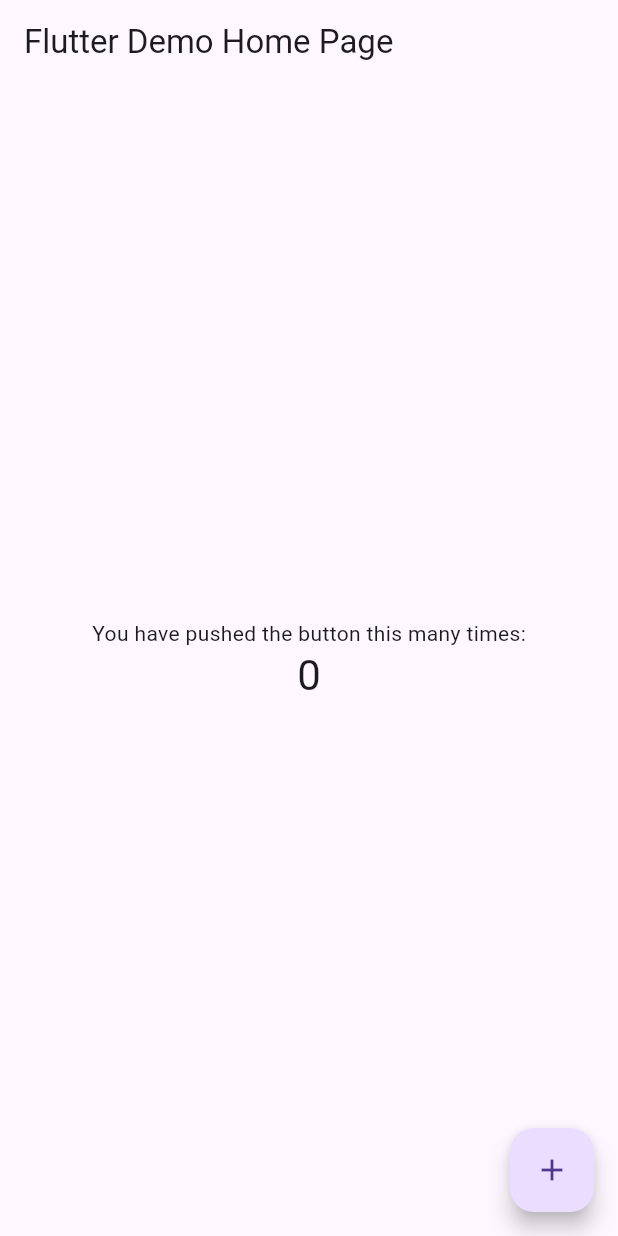
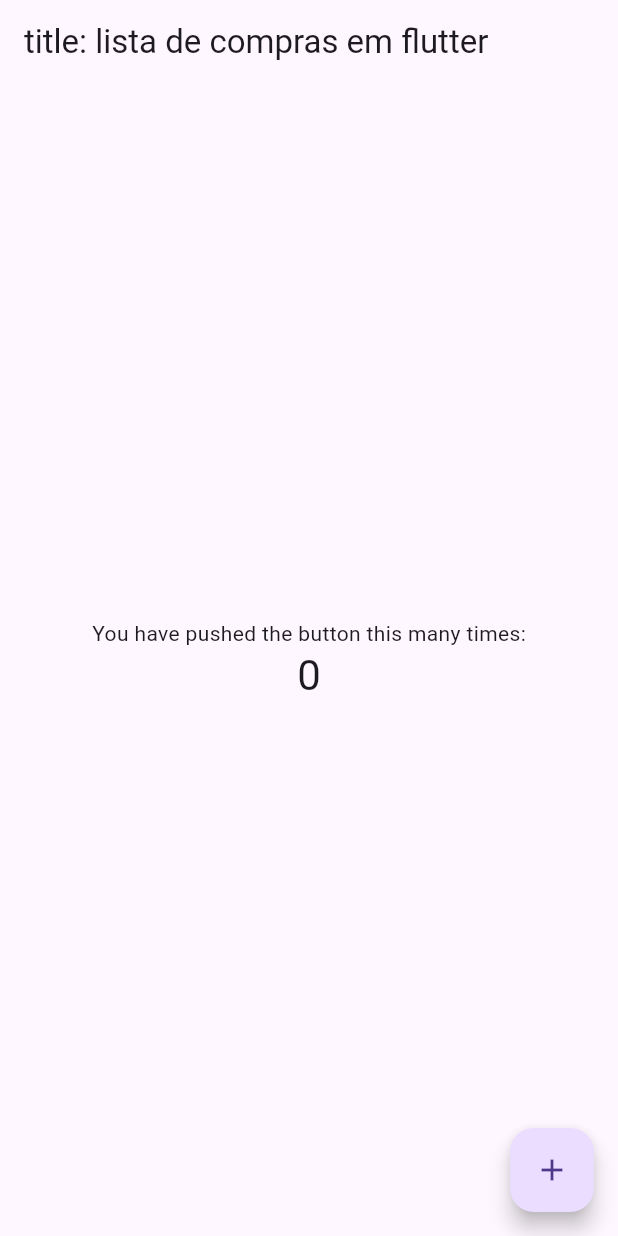
Before and after one commit to BunnyBot-3o/lista-compras, a Flutter app: the screen it shows after launch, on a phone screen of 412 x 824 dp. Run offline on Flutter 3.47's test engine with Material 3 defaults, Android fonts, the phone set to English and light mode, and no system bars.

Commit message:
Aula 2 com flutter

```diff
--- a/lib/main.dart
+++ b/lib/main.dart
@@ -1,4 +1,5 @@
 import 'package:flutter/material.dart';
+import 'package:flutter_app/my_home_page.dart';
 
 void main() {
   runApp(const MyApp());
@@ -7,109 +8,14 @@ void main() {
 class MyApp extends StatelessWidget {
   const MyApp({super.key});
 
-  // This widget is the root of your application.
   @override
   Widget build(BuildContext context) {
     return MaterialApp(
-      title: 'Flutter Demo',
+      title: 'Lista de compras',
       theme: ThemeData(
-        // This is the theme of your application.
-        //
-        // Try running your application with "flutter run". You'll see the
-        // application has a blue toolbar. Then, without quitting the app, try
-        // changing the primarySwatch below to Colors.green and then invoke
-        // "hot reload" (press "r" in the console where you ran "flutter run",
-        // or simply save your changes to "hot reload" in a Flutter IDE).
-        // Notice that the counter didn't reset back to zero; the application
-        // is not restarted.
         primarySwatch: Colors.blue,
       ),
-      home: const MyHomePage(title: 'Flutter Demo Home Page'),
+      home: const MyHomePage(title: 'title: lista de compras em flutter'),
     );
   }
 }
-
-class MyHomePage extends StatefulWidget {
-  const MyHomePage({super.key, required this.title});
-
-  // This widget is the home page of your application. It is stateful, meaning
-  // that it has a State object (defined below) that contains fields that affect
-  // how it looks.
-
-  // This class is the configuration for the state. It holds the values (in this
-  // case the title) provided by the parent (in this case the App widget) and
-  // used by the build method of the State. Fields in a Widget subclass are
-  // always marked "final".
-
-  final String title;
-
-  @override
-  State<MyHomePage> createState() => _MyHomePageState();
-}
-
-class _MyHomePageState extends State<MyHomePage> {
-  int _counter = 0;
-
-  void _incrementCounter() {
-    setState(() {
-      // This call to setState tells the Flutter framework that something has
-      // changed in this State, which causes it to rerun the build method below
-      // so that the display can reflect the updated values. If we changed
-      // _counter without calling setState(), then the build method would not be
-      // called again, and so nothing would appear to happen.
-      _counter++;
-    });
-  }
-
-  @override
-  Widget build(BuildContext context) {
-    // This method is rerun every time setState is called, for instance as done
-    // by the _incrementCounter method above.
-    //
-    // The Flutter framework has been optimized to make rerunning build methods
-    // fast, so that you can just rebuild anything that needs updating rather
-    // than having to individually change instances of widgets.
-    return Scaffold(
-      appBar: AppBar(
-        // Here we take the value from the MyHomePage object that was created by
-        // the App.build method, and use it to set our appbar title.
-        title: Text(widget.title),
-      ),
-      body: Center(
-        // Center is a layout widget. It takes a single child and positions it
-        // in the middle of the parent.
-        child: Column(
-          // Column is also a layout widget. It takes a list of children and
-          // arranges them vertically. By default, it sizes itself to fit its
-          // children horizontally, and tries to be as tall as its parent.
-          //
-          // Invoke "debug painting" (press "p" in the console, choose the
-          // "Toggle Debug Paint" action from the Flutter Inspector in Android
-          // Studio, or the "Toggle Debug Paint" command in Visual Studio Code)
-          // to see the wireframe for each widget.
-          //
-          // Column has various properties to control how it sizes itself and
-          // how it positions its children. Here we use mainAxisAlignment to
-          // center the children vertically; the main axis here is the vertical
-          // axis because Columns are vertical (the cross axis would be
-          // horizontal).
-          mainAxisAlignment: MainAxisAlignment.center,
-          children: <Widget>[
-            const Text(
-              'You have pushed the button this many times:',
-            ),
-            Text(
-              '$_counter',
-              style: Theme.of(context).textTheme.headlineMedium,
-            ),
-          ],
-        ),
-      ),
-      floatingActionButton: FloatingActionButton(
-        onPressed: _incrementCounter,
-        tooltip: 'Increment',
-        child: const Icon(Icons.add),
-      ), // This trailing comma makes auto-formatting nicer for build methods.
-    );
-  }
-}
--- /dev/null
+++ b/lib/my_home_page.dart
@@ -0,0 +1,46 @@
+import 'package:flutter/material.dart';
+
+class MyHomePage extends StatefulWidget {
+  const MyHomePage({super.key, required this.title});
+  final String title;
+  @override
+  State<MyHomePage> createState() => _MyHomePageState();
+}
+
+class _MyHomePageState extends State<MyHomePage> {
+  int _counter = 0;
+
+  void _incrementCounter() {
+    setState(() {
+      _counter++;
+    });
+  }
+
+  @override
+  Widget build(BuildContext context) {
+    return Scaffold(
+      appBar: AppBar(
+        title: Text(widget.title),
+      ),
+      body: Center(
+        child: Column(
+          mainAxisAlignment: MainAxisAlignment.center,
+          children: <Widget>[
+            const Text(
+              'You have pushed the button this many times:',
+            ),
+            Text(
+              '$_counter',
+              style: Theme.of(context).textTheme.headlineMedium,
+            ),
+          ],
+        ),
+      ),
+      floatingActionButton: FloatingActionButton(
+        onPressed: _incrementCounter,
+        tooltip: 'Increment',
+        child: const Icon(Icons.add),
+      ),
+    );
+  }
+}
--- a/pubspec.yaml
+++ b/pubspec.yaml
@@ -59,8 +59,8 @@ flutter:
   uses-material-design: true
 
   # To add assets to your application, add an assets section, like this:
-  # assets:
-  #   - images/a_dot_burr.jpeg
+  assets:
+    - assets/logo-app.png
   #   - images/a_dot_ham.jpeg
 
   # An image asset can refer to one or more resolution-specific "variants", see
--- a/samples/cs310-basic-demo/lib/main.dart
+++ /dev/null
@@ -1,32 +0,0 @@
-import 'package:flutter/material.dart';
-import 'package:cs310_flutter_demo/app.dart';
-import 'package:cs310_flutter_demo/state.dart';
-import 'package:provider/provider.dart';
-
-void main() {
-  runApp(const MyApp());
-}
-
-class MyApp extends StatelessWidget {
-  const MyApp({super.key});
-
-  @override
-  Widget build(BuildContext context) {
-    return MaterialApp(
-      title: 'Flutter Demo',
-      home: Scaffold(
-        // This is the big blue bar at the top.
-        appBar: AppBar(
-          title: const Text('Magical Image Retriever'),
-        ),
-
-        // This is the app body, including the state provider.
-        // See app.dart to start writing code for the body.
-        body: ChangeNotifierProvider(
-          create: (context) => MyState(),
-          child: const AppBody(),
-        ),
-      ),
-    );
-  }
-}
--- a/samples/flutter-starter/lib/main.dart
+++ /dev/null
@@ -1,115 +0,0 @@
-import 'package:flutter/material.dart';
-
-void main() {
-  runApp(const MyApp());
-}
-
-class MyApp extends StatelessWidget {
-  const MyApp({super.key});
-
-  // This widget is the root of your application.
-  @override
-  Widget build(BuildContext context) {
-    return MaterialApp(
-      title: 'Flutter Demo',
-      theme: ThemeData(
-        // This is the theme of your application.
-        //
-        // Try running your application with "flutter run". You'll see the
-        // application has a blue toolbar. Then, without quitting the app, try
-        // changing the primarySwatch below to Colors.green and then invoke
-        // "hot reload" (press "r" in the console where you ran "flutter run",
-        // or simply save your changes to "hot reload" in a Flutter IDE).
-        // Notice that the counter didn't reset back to zero; the application
-        // is not restarted.
-        primarySwatch: Colors.blue,
-      ),
-      home: const MyHomePage(title: 'Flutter Demo Home Page'),
-    );
-  }
-}
-
-class MyHomePage extends StatefulWidget {
-  const MyHomePage({super.key, required this.title});
-
-  // This widget is the home page of your application. It is stateful, meaning
-  // that it has a State object (defined below) that contains fields that affect
-  // how it looks.
-
-  // This class is the configuration for the state. It holds the values (in this
-  // case the title) provided by the parent (in this case the App widget) and
-  // used by the build method of the State. Fields in a Widget subclass are
-  // always marked "final".
-
-  final String title;
-
-  @override
-  State<MyHomePage> createState() => _MyHomePageState();
-}
-
-class _MyHomePageState extends State<MyHomePage> {
-  int _counter = 0;
-
-  void _incrementCounter() {
-    setState(() {
-      // This call to setState tells the Flutter framework that something has
-      // changed in this State, which causes it to rerun the build method below
-      // so that the display can reflect the updated values. If we changed
-      // _counter without calling setState(), then the build method would not be
-      // called again, and so nothing would appear to happen.
-      _counter++;
-    });
-  }
-
-  @override
-  Widget build(BuildContext context) {
-    // This method is rerun every time setState is called, for instance as done
-    // by the _incrementCounter method above.
-    //
-    // The Flutter framework has been optimized to make rerunning build methods
-    // fast, so that you can just rebuild anything that needs updating rather
-    // than having to individually change instances of widgets.
-    return Scaffold(
-      appBar: AppBar(
-        // Here we take the value from the MyHomePage object that was created by
-        // the App.build method, and use it to set our appbar title.
-        title: Text(widget.title),
-      ),
-      body: Center(
-        // Center is a layout widget. It takes a single child and positions it
-        // in the middle of the parent.
-        child: Column(
-          // Column is also a layout widget. It takes a list of children and
-          // arranges them vertically. By default, it sizes itself to fit its
-          // children horizontally, and tries to be as tall as its parent.
-          //
-          // Invoke "debug painting" (press "p" in the console, choose the
-          // "Toggle Debug Paint" action from the Flutter Inspector in Android
-          // Studio, or the "Toggle Debug Paint" command in Visual Studio Code)
-          // to see the wireframe for each widget.
-          //
-          // Column has various properties to control how it sizes itself and
-          // how it positions its children. Here we use mainAxisAlignment to
-          // center the children vertically; the main axis here is the vertical
-          // axis because Columns are vertical (the cross axis would be
-          // horizontal).
-          mainAxisAlignment: MainAxisAlignment.center,
-          children: <Widget>[
-            const Text(
-              'You have pushed the button this many times:',
-            ),
-            Text(
-              '$_counter',
-              style: Theme.of(context).textTheme.headlineMedium,
-            ),
-          ],
-        ),
-      ),
-      floatingActionButton: FloatingActionButton(
-        onPressed: _incrementCounter,
-        tooltip: 'Increment',
-        child: const Icon(Icons.add),
-      ), // This trailing comma makes auto-formatting nicer for build methods.
-    );
-  }
-}
```
Also changed, not shown: lib/item.dart (added, +7 -0 lines), samples/cs310-basic-demo/lib/app.dart (deleted, +0 -36 lines), samples/cs310-basic-demo/lib/state.dart (deleted, +0 -24 lines), samples/cs310-basic-demo/pubspec.yaml (deleted, +0 -92 lines), samples/flutter-starter/pubspec.yaml (deleted, +0 -90 lines), assets/logo-app.png (added), pubspec.lock, 3 other files.
